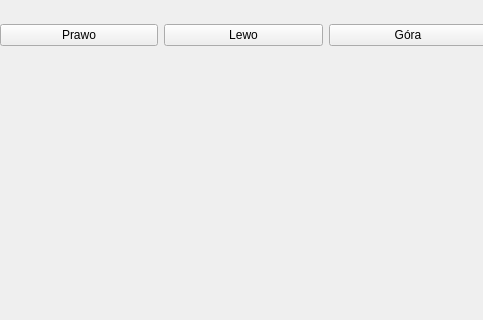
Qt form projekt_dzwig/mainwindow.ui (Yannkess/D-wig) before a commit; both pictures show x 0 to 483 and y 0 to 320 of the 1000 by 850 pixel window.
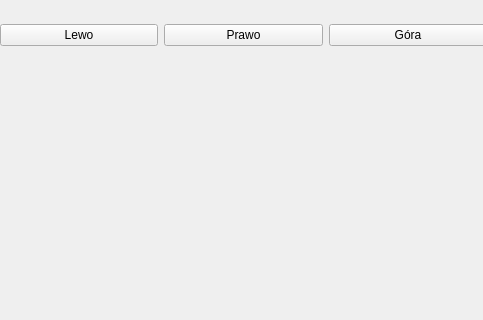
The same form after that commit.

```diff
--- a/projekt_dzwig/mainwindow.ui
+++ b/projekt_dzwig/mainwindow.ui
@@ -24,13 +24,6 @@
      </rect>
     </property>
     <layout class="QHBoxLayout" name="horizontalLayout">
-     <item>
-      <widget class="QPushButton" name="pushButton_prawo">
-       <property name="text">
-        <string>Prawo</string>
-       </property>
-      </widget>
-     </item>
      <item>
       <widget class="QPushButton" name="pushButton_lewo">
        <property name="text">
@@ -38,6 +31,13 @@
        </property>
       </widget>
      </item>
+     <item>
+      <widget class="QPushButton" name="pushButton_prawo">
+       <property name="text">
+        <string>Prawo</string>
+       </property>
+      </widget>
+     </item>
      <item>
       <widget class="QPushButton" name="pushButton_gora">
        <property name="text">
```
Left out of the diff: 6 changed lines with no effect on the pictures.
